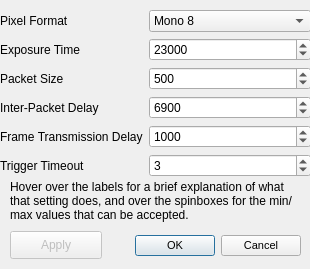
This is gui/dialogCameraSettings.ui in Spinarakk/defectmonitor as Qt 5 draws it before an edit. The edited form follows.
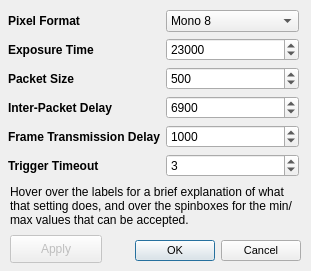
This is the edited form. Icons and pictures are not drawn.

Commit message: - Added closeEvent methods to all the dialog windows so that the program knows what to do if the user presses the X button - Linked the settings to the config.json file - Fixed the Display Image and Apply Correction checkboxes - CLAHE correction using random pictures appears to be buggy not sure why at the moment - Setup the Monash box with Python, PyCharm, PyQt and Basler SDK and the program runs no issues - Further increased my understanding of the calibration code

```diff
--- a/gui/dialogCameraSettings.ui
+++ b/gui/dialogCameraSettings.ui
@@ -6,22 +6,10 @@
    <rect>
     <x>0</x>
     <y>0</y>
-    <width>310</width>
-    <height>269</height>
+    <width>311</width>
+    <height>271</height>
    </rect>
   </property>
-  <property name="minimumSize">
-   <size>
-    <width>310</width>
-    <height>269</height>
-   </size>
-  </property>
-  <property name="maximumSize">
-   <size>
-    <width>310</width>
-    <height>269</height>
-   </size>
-  </property>
   <property name="windowTitle">
    <string>Camera Settings</string>
   </property>
@@ -33,7 +21,7 @@
    <property name="geometry">
     <rect>
      <x>110</x>
-     <y>230</y>
+     <y>235</y>
      <width>191</width>
      <height>31</height>
     </rect>
@@ -60,7 +48,7 @@
    <property name="geometry">
     <rect>
      <x>10</x>
-     <y>231</y>
+     <y>235</y>
      <width>92</width>
      <height>28</height>
     </rect>
@@ -72,9 +60,9 @@
   <widget class="QWidget" name="layoutWidget">
    <property name="geometry">
     <rect>
-     <x>0</x>
+     <x>8</x>
      <y>10</y>
-     <width>311</width>
+     <width>291</width>
      <height>169</height>
     </rect>
    </property>
@@ -86,7 +74,8 @@
      <widget class="QLabel" name="label1">
       <property name="font">
        <font>
-        <pointsize>9</pointsize>
+        <weight>75</weight>
+        <bold>true</bold>
        </font>
       </property>
       <property name="toolTip">
@@ -120,7 +109,8 @@
      <widget class="QLabel" name="label2">
       <property name="font">
        <font>
-        <pointsize>9</pointsize>
+        <weight>75</weight>
+        <bold>true</bold>
        </font>
       </property>
       <property name="toolTip">
@@ -151,7 +141,8 @@
      <widget class="QLabel" name="label3">
       <property name="font">
        <font>
-        <pointsize>9</pointsize>
+        <weight>75</weight>
+        <bold>true</bold>
        </font>
       </property>
       <property name="toolTip">
@@ -185,7 +176,8 @@
      <widget class="QLabel" name="label4">
       <property name="font">
        <font>
-        <pointsize>9</pointsize>
+        <weight>75</weight>
+        <bold>true</bold>
        </font>
       </property>
       <property name="toolTip">
@@ -216,7 +208,8 @@
      <widget class="QLabel" name="label5">
       <property name="font">
        <font>
-        <pointsize>9</pointsize>
+        <weight>75</weight>
+        <bold>true</bold>
        </font>
       </property>
       <property name="toolTip">
@@ -247,7 +240,8 @@
      <widget class="QLabel" name="label6">
       <property name="font">
        <font>
-        <pointsize>9</pointsize>
+        <weight>75</weight>
+        <bold>true</bold>
        </font>
       </property>
       <property name="toolTip">
@@ -277,9 +271,9 @@
    <property name="geometry">
     <rect>
      <x>10</x>
-     <y>170</y>
+     <y>180</y>
      <width>291</width>
-     <height>61</height>
+     <height>51</height>
     </rect>
    </property>
    <property name="text">
```
The commit also changes 17 other files.
